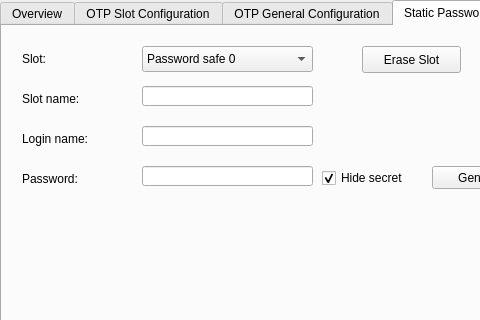
Before: the Qt Designer form mainwindow.ui in Nitrokey/nitrokey-app, drawn with Qt 5; both pictures show x 0 to 480 and y 0 to 320 of the 637 by 550 pixel window.
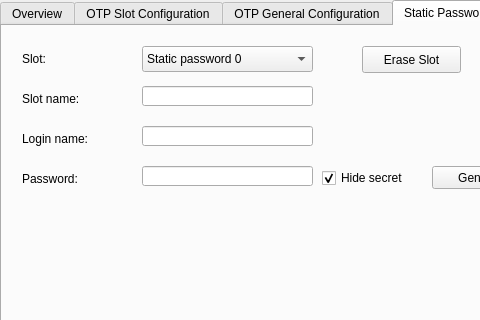
After: the same form once the commit is applied. Icons and pictures are not drawn.

Diff of the .ui file:
```diff
--- a/mainwindow.ui
+++ b/mainwindow.ui
@@ -1037,7 +1037,7 @@
       </property>
       <item>
        <property name="text">
-        <string>Password safe 0</string>
+        <string>Static password 0</string>
        </property>
       </item>
      </widget>
```
